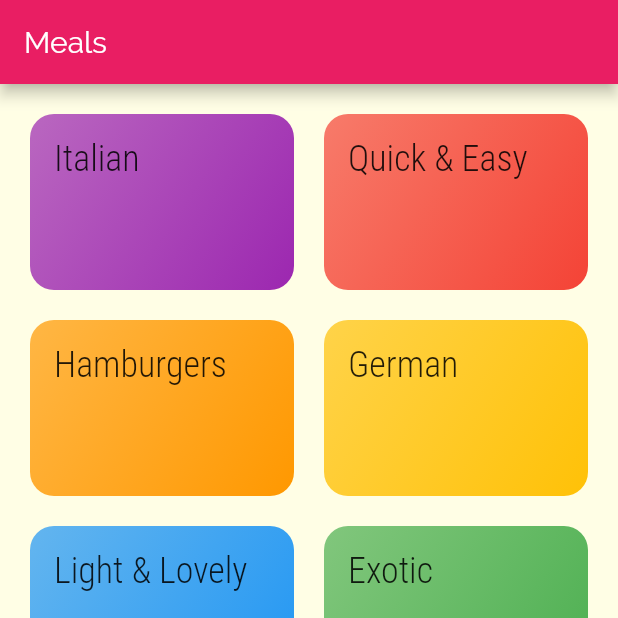
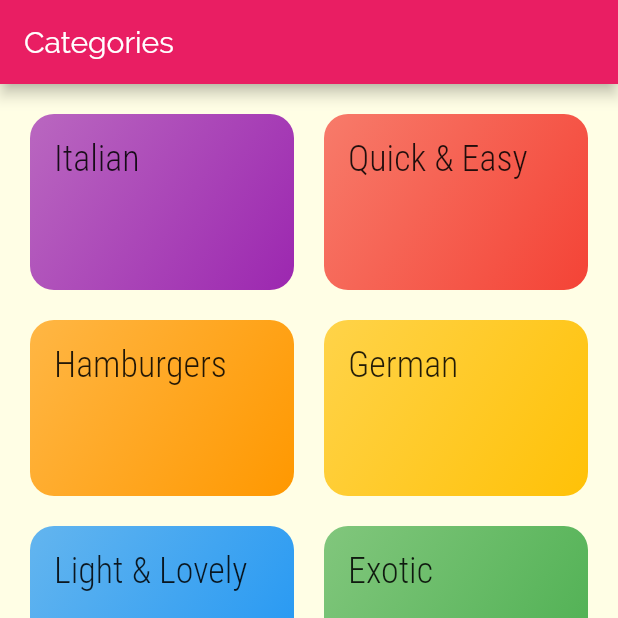
Before and after one commit to SafwanSa/mealo-app, a Flutter app: the screen it shows after launch, on a phone screen of 412 x 824 dp, the top half of it. Run offline on Flutter 3.47's test engine with Material 2 defaults, Android fonts, the phone set to English and light mode, and no system bars.

Commit message:
Change the title of the appBar dynamicly

```diff
--- a/lib/screens/tab_screen.dart
+++ b/lib/screens/tab_screen.dart
@@ -8,9 +8,9 @@ class TabsScreen extends StatefulWidget {
 }
 
 class _TabsScreenState extends State<TabsScreen> {
-  final List<Widget> _pages = [
-    CategoriesScreen(),
-    FavoriteScreen(),
+  final List<Map<String, Object>> _pages = [
+    {'page': CategoriesScreen(), 'title': 'Categories'},
+    {'page': FavoriteScreen(), 'title': 'Your Favorite'},
   ];
 
   int _selectedPageIndex = 0;
@@ -24,9 +24,9 @@ class _TabsScreenState extends State<TabsScreen> {
   Widget _buildBottomTabBar(BuildContext context) {
     return Scaffold(
       appBar: AppBar(
-        title: Text('Meals'),
+        title: Text(_pages[_selectedPageIndex]['title']),
       ),
-      body: _pages[_selectedPageIndex],
+      body: _pages[_selectedPageIndex]['page'],
       bottomNavigationBar: BottomNavigationBar(
         onTap: _selectPage,
         backgroundColor: Theme.of(context).primaryColor,
```
